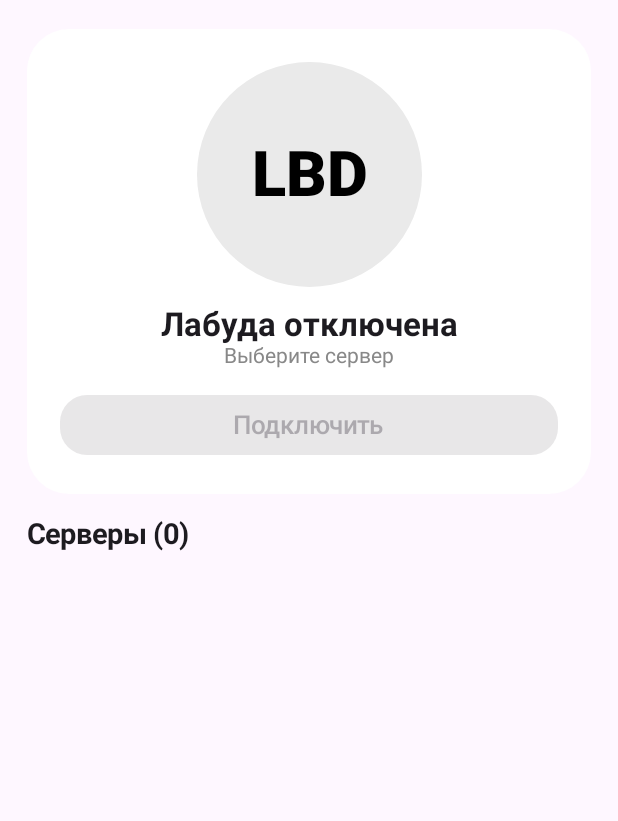
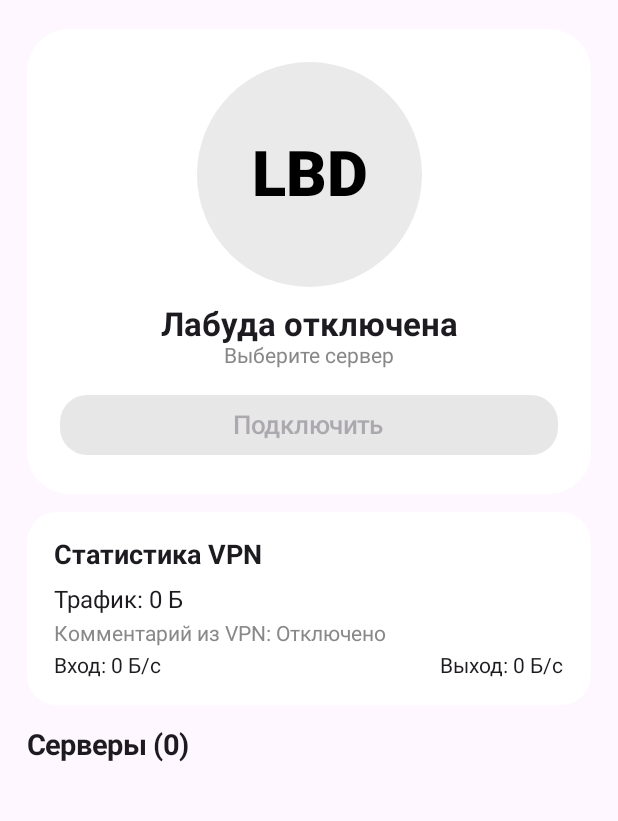
Before and after one commit to weknowyouscum-gif/LABUDA, an Android app built with Jetpack Compose: the composable MainScreen called with empty values, on a phone screen of 412 x 824 dp, the part 85-906 px from its top. Run offline under Robolectric (Android 15) with nearby library versions, the light colour scheme and no system bars.

Commit message:
LABUDA 0.40: display VPN traffic, comment and speeds

```diff
--- a/app/src/main/java/com/labuda/app/MainActivity.kt
+++ b/app/src/main/java/com/labuda/app/MainActivity.kt
@@ -6,8 +6,8 @@ import android.content.Intent
 import android.net.VpnService
 import android.os.Bundle
 import androidx.activity.ComponentActivity
+import androidx.activity.result.contract.ActivityResultContracts
 import androidx.activity.compose.setContent
-import androidx.activity.result.contract.ActivityResultContracts
 import androidx.compose.foundation.background
 import androidx.compose.foundation.clickable
 import androidx.compose.foundation.layout.Arrangement
@@ -234,6 +234,13 @@ object ProfileStore {
     }
 }
 
+data class VpnStatsSnapshot(
+    val trafficBytes: Long = 0L,
+    val rxSpeed: Long = 0L,
+    val txSpeed: Long = 0L,
+    val comment: String = "Отключено"
+)
+
 @Composable
 private fun LabudaApp(activity: MainActivity) {
     var profiles by remember { mutableStateOf(ProfileStore.profiles(activity)) }
@@ -243,6 +250,7 @@ private fun LabudaApp(activity: MainActivity) {
     var connected by remember { mutableStateOf(false) }
     var busy by remember { mutableStateOf(false) }
     var message by remember { mutableStateOf("") }
+    var vpnStats by remember { mutableStateOf(VpnStatsSnapshot()) }
     val scope = rememberCoroutineScope()
 
     LaunchedEffect(Unit) {
@@ -262,7 +270,13 @@ private fun LabudaApp(activity: MainActivity) {
             connected = prefs.getBoolean(KEY_VPN_RUNNING, false)
             val vpnError = prefs.getString(KEY_VPN_ERROR, null)
             if (vpnError != null && !connected) message = vpnError
-            delay(300)
+            vpnStats = VpnStatsSnapshot(
+                trafficBytes = prefs.getLong(VpnStats.KEY_RX, 0L) + prefs.getLong(VpnStats.KEY_TX, 0L),
+                rxSpeed = prefs.getLong(VpnStats.KEY_RX_SPEED, 0L),
+                txSpeed = prefs.getLong(VpnStats.KEY_TX_SPEED, 0L),
+                comment = prefs.getString(VpnStats.KEY_COMMENT, if (connected) "Подключено" else "Отключено").orEmpty()
+            )
+            delay(500)
         }
     }
 
@@ -306,6 +320,7 @@ private fun LabudaApp(activity: MainActivity) {
                     connected = connected,
                     busy = busy,
                     message = message,
+                    vpnStats = vpnStats,
                     onSelect = {
                         if (connected) activity.stopVpn()
                         selected = it
@@ -384,6 +399,7 @@ private fun ImportScreen(
 @Composable
 private fun MainScreen(
     profiles: List<VlessProfile>, selected: VlessProfile?, connected: Boolean, busy: Boolean, message: String,
+    vpnStats: VpnStatsSnapshot,
     onSelect: (VlessProfile) -> Unit, onConnect: () -> Unit, onRefresh: () -> Unit, onImport: () -> Unit, onFavorite: (VlessProfile) -> Unit
 ) {
     Column(Modifier.fillMaxSize().padding(horizontal = 18.dp)) {
@@ -405,6 +421,8 @@ private fun MainScreen(
                 Button(onClick = onConnect, Modifier.fillMaxWidth(), shape = RoundedCornerShape(18.dp), enabled = selected != null || profiles.isNotEmpty()) { Text(if (connected) "Отключить" else "Подключить", fontSize = 17.sp) }
             }
         }
+        Spacer(Modifier.height(12.dp))
+        VpnStatsCard(vpnStats)
         Spacer(Modifier.height(16.dp))
         Row(Modifier.fillMaxWidth(), verticalAlignment = Alignment.CenterVertically) {
             Text("Серверы (${profiles.size})", fontSize = 19.sp, fontWeight = FontWeight.Bold, modifier = Modifier.weight(1f))
@@ -427,6 +445,36 @@ private fun MainScreen(
         }
         if (message.isNotBlank()) Text(message, Modifier.padding(vertical = 8.dp), color = Color.Gray)
     }
+}
+
+@Composable
+private fun VpnStatsCard(stats: VpnStatsSnapshot) {
+    Card(Modifier.fillMaxWidth(), shape = RoundedCornerShape(20.dp), colors = CardDefaults.cardColors(containerColor = Color.White)) {
+        Column(Modifier.padding(18.dp)) {
+            Text("Статистика VPN", fontSize = 18.sp, fontWeight = FontWeight.Bold)
+            Spacer(Modifier.height(10.dp))
+            Text("Трафик: ${formatBytes(stats.trafficBytes)}", fontSize = 16.sp)
+            Spacer(Modifier.height(5.dp))
+            Text("Комментарий из VPN: ${stats.comment.ifBlank { "—" }}", color = Color.Gray)
+            Spacer(Modifier.height(5.dp))
+            Row(Modifier.fillMaxWidth(), horizontalArrangement = Arrangement.SpaceBetween) {
+                Text("Вход: ${formatSpeed(stats.rxSpeed)}", fontSize = 14.sp)
+                Text("Выход: ${formatSpeed(stats.txSpeed)}", fontSize = 14.sp)
+            }
+        }
+    }
+}
+
+private fun formatBytes(bytes: Long): String {
+    if (bytes < 1024L) return "$bytes Б"
+    if (bytes < 1024L * 1024L) return "%.1f КБ".format(bytes / 1024.0)
+    if (bytes < 1024L * 1024L * 1024L) return "%.1f МБ".format(bytes / (1024.0 * 1024.0))
+    return "%.2f ГБ".format(bytes / (1024.0 * 1024.0 * 1024.0))
+}
+
+private fun formatSpeed(bytesPerSecond: Long): String {
+    if (bytesPerSecond < 0L) return "—"
+    return "${formatBytes(bytesPerSecond)}/с"
 }
 
 private suspend fun importSubscription(context: Context, input: String): Result<List<VlessProfile>> = withContext(Dispatchers.IO) {
```
